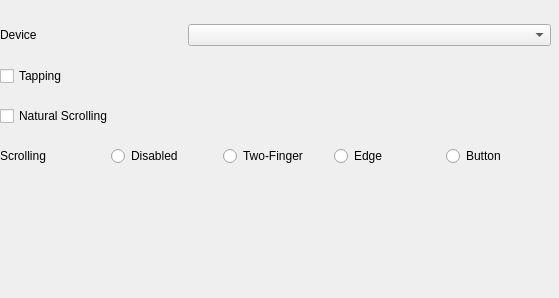
This is lxqt-config-input/touchpadconfig.ui in lxqt/lxqt-config as Qt 5 draws it before an edit. The edited form follows.
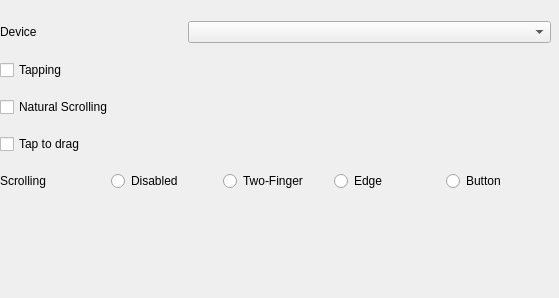
This is the edited form.

Commit message: Add "tap to drag"

```diff
--- a/lxqt-config-input/touchpadconfig.ui
+++ b/lxqt-config-input/touchpadconfig.ui
@@ -19,7 +19,7 @@
      <x>0</x>
      <y>10</y>
      <width>551</width>
-     <height>171</height>
+     <height>192</height>
     </rect>
    </property>
    <layout class="QVBoxLayout" name="verticalLayout">
@@ -51,6 +51,13 @@
       </property>
      </widget>
     </item>
+    <item>
+     <widget class="QCheckBox" name="tapToDragEnabledCheckBox">
+      <property name="text">
+       <string>Tap to drag</string>
+      </property>
+     </widget>
+    </item>
     <item>
      <layout class="QHBoxLayout" name="horizontalLayout_6">
       <item>
```
Left out of the diff: 2 changed lines with no effect on the pictures. The commit also changes 4 other files.
